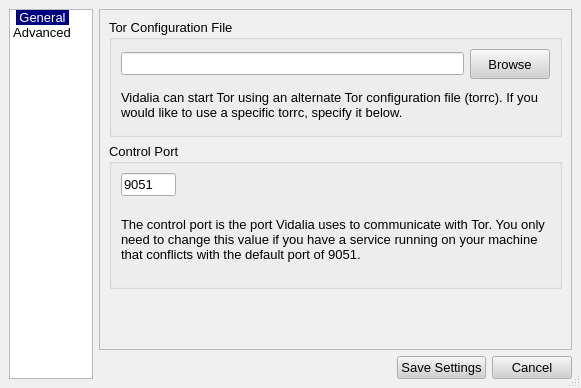
Before: the Qt Designer form src/gui/configdialog/configdialog.ui in a-ilin/vidalia, drawn with Qt 5.
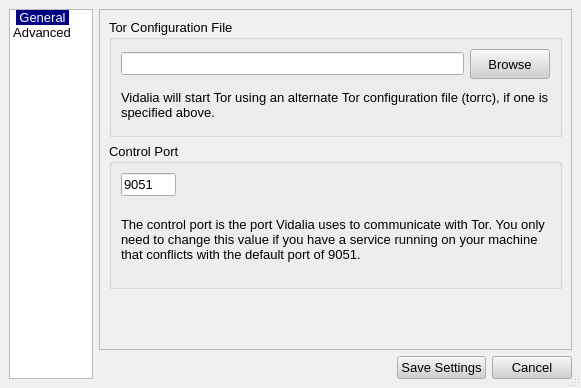
After: the same form once the commit is applied. The open tabs and pages were chosen to show the change. Icons and pictures are not drawn.

Commit message:
Since the description text moved to below the fields of the advanced configuration page, the phrase "in the field below" is no longer accurate.
svn:r277

Patch:
```diff
--- a/src/gui/configdialog/configdialog.ui
+++ b/src/gui/configdialog/configdialog.ui
@@ -885,7 +885,12 @@
                <enum>Qt::NoContextMenu</enum>
               </property>
               <property name="text" >
-               <string>&lt;html>&lt;head>&lt;meta name="qrichtext" content="1" />&lt;/head>&lt;body style=" white-space: pre-wrap; font-family:Arial; font-size:10pt; font-weight:400; font-style:normal; text-decoration:none;">&lt;p style=" margin-top:0px; margin-bottom:0px; margin-left:0px; margin-right:0px; -qt-block-indent:0; text-indent:0px;">Vidalia can start Tor using an alternate Tor configuration file (torrc). If you would like to use a specific torrc, specify it below.&lt;/p>&lt;/body>&lt;/html></string>
+               <string>&lt;html>&lt;head>&lt;meta name="qrichtext" content="1"
+               />&lt;/head>&lt;body style=" white-space: pre-wrap;
+               font-family:Arial; font-size:10pt; font-weight:400;
+               font-style:normal; text-decoration:none;">&lt;p style="
+               margin-top:0px; margin-bottom:0px; margin-left:0px;
+               margin-right:0px; -qt-block-indent:0; text-indent:0px;">Vidalia will start Tor using an alternate Tor configuration file (torrc), if one is specified above.&lt;/p>&lt;/body>&lt;/html></string>
               </property>
               <property name="wordWrap" >
                <bool>true</bool>
```
